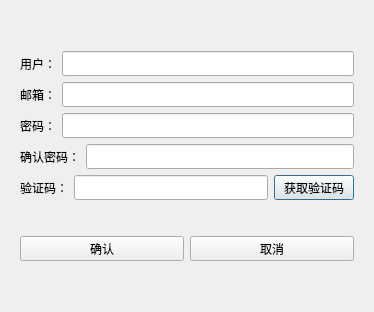
Qt form Sources/Forms/registerdialog.ui (2969748760/wetalk) before a commit.
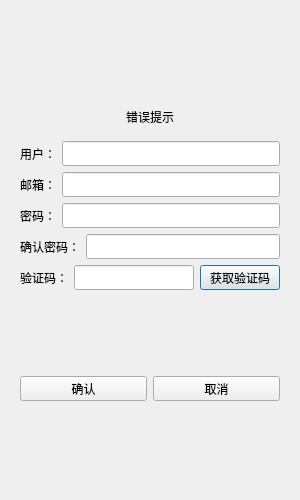
The same form after that commit.

The edit to the form file:
```diff
--- a/Sources/Forms/registerdialog.ui
+++ b/Sources/Forms/registerdialog.ui
@@ -6,10 +6,22 @@
    <rect>
     <x>0</x>
     <y>0</y>
-    <width>374</width>
-    <height>312</height>
+    <width>300</width>
+    <height>500</height>
    </rect>
   </property>
+  <property name="minimumSize">
+   <size>
+    <width>300</width>
+    <height>500</height>
+   </size>
+  </property>
+  <property name="maximumSize">
+   <size>
+    <width>300</width>
+    <height>500</height>
+   </size>
+  </property>
   <property name="windowTitle">
    <string>RegisterDialog</string>
   </property>
@@ -33,6 +45,22 @@
            </property>
           </spacer>
          </item>
+         <item>
+          <widget class="QWidget" name="widget" native="true">
+           <layout class="QVBoxLayout" name="verticalLayout_4">
+            <item>
+             <widget class="QLabel" name="error_tip">
+              <property name="text">
+               <string>错误提示</string>
+              </property>
+              <property name="alignment">
+               <set>Qt::AlignmentFlag::AlignCenter</set>
+              </property>
+             </widget>
+            </item>
+           </layout>
+          </widget>
+         </item>
          <item>
           <layout class="QHBoxLayout" name="horizontalLayout">
            <item>
```
